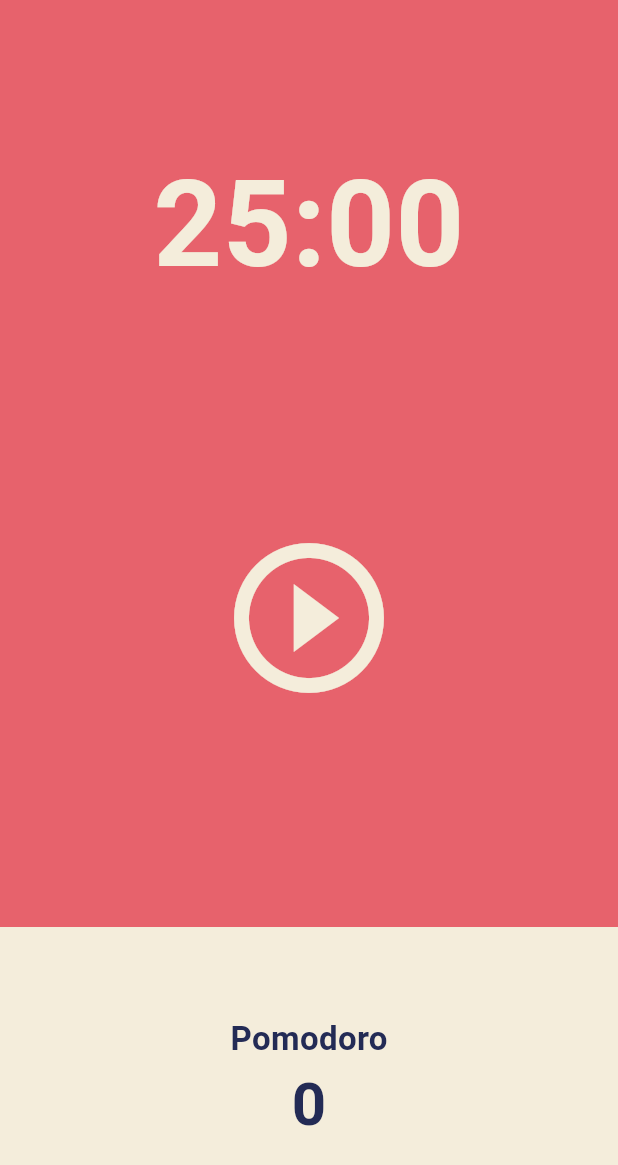
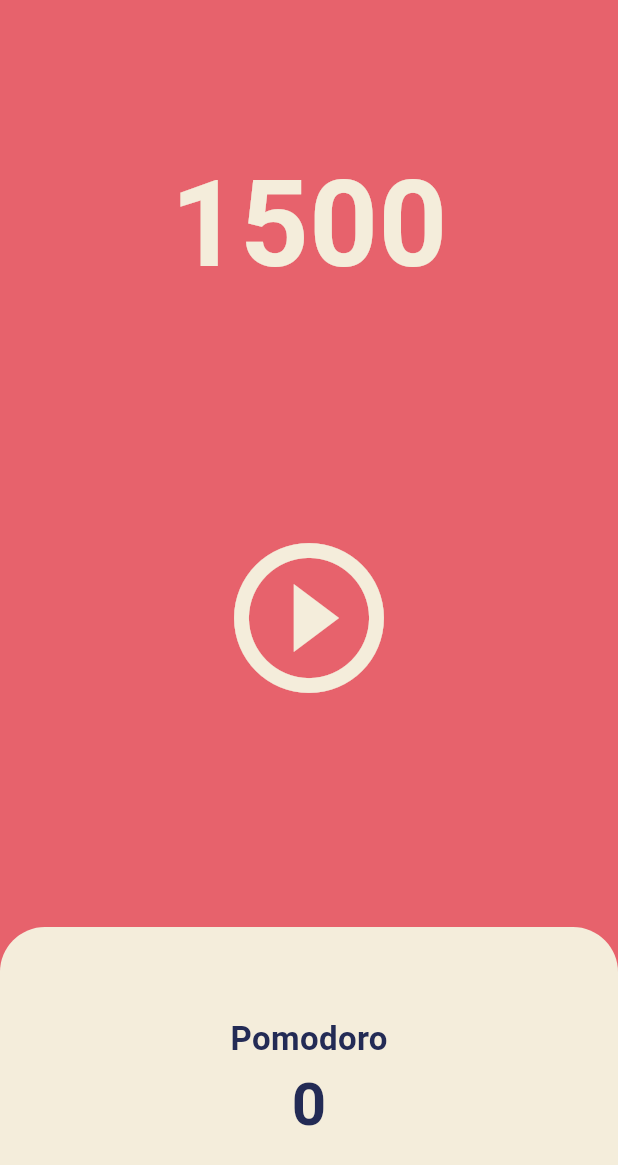
Before and after one commit to seoulsDohun/pomodoro, a Flutter app: the screen it shows after launch, after a tap on the "play circle outline" icon, on a phone screen of 412 x 824 dp. Shown: the top 1165 px of the screen. Run offline on Flutter 3.47's test engine with Material 3 defaults, Android fonts, the phone set to English and light mode, and no system bars.

Commit message:
재생이 안됨

```diff
--- a/lib/home_screen.dart
+++ b/lib/home_screen.dart
@@ -1,3 +1,5 @@
+import 'dart:async';
+
 import 'package:flutter/material.dart';
 
 class HomeScreen extends StatefulWidget {
@@ -10,6 +12,34 @@ class HomeScreen extends StatefulWidget {
 class _HomeScreenState extends State<HomeScreen> {
   @override
   Widget build(BuildContext context) {
+    int totalSeconds = 1500;
+    bool isRunning = false;
+    late Timer timer;
+
+    void onTick(Timer timer) {
+      setState(() {
+        totalSeconds -= 1;
+      });
+    }
+
+    // 시작 버튼 클릭 이벤트
+    void onStartPressed() {
+      print('onStartPressed $isRunning');
+      setState(() {
+        isRunning = true;
+      });
+      timer = Timer.periodic(const Duration(seconds: 1), onTick);
+    }
+
+    // 정지 버튼 클릭 이벤트
+    void onPausePressed() {
+      print('onStopPressed');
+      timer.cancel();
+      setState(() {
+        isRunning = false;
+      });
+    }
+
     return Scaffold(
       backgroundColor: Theme.of(context).colorScheme.background,
       body: Column(
@@ -19,7 +49,7 @@ class _HomeScreenState extends State<HomeScreen> {
             child: Container(
               alignment: Alignment.bottomCenter,
               child: Text(
-                '25:00',
+                '$totalSeconds',
                 style: TextStyle(
                   fontSize: 80,
                   fontWeight: FontWeight.w600,
@@ -34,9 +64,11 @@ class _HomeScreenState extends State<HomeScreen> {
               child: IconButton(
                 iconSize: 120,
                 color: Theme.of(context).cardColor,
-                onPressed: () {},
-                icon: const Icon(
-                  Icons.play_circle_outline,
+                onPressed: isRunning ? onPausePressed : onStartPressed,
+                icon: Icon(
+                  isRunning
+                      ? Icons.pause_circle_outline
+                      : Icons.play_circle_outline,
                 ),
               ),
             ),
@@ -49,6 +81,9 @@ class _HomeScreenState extends State<HomeScreen> {
                   child: Container(
                     decoration: BoxDecoration(
                       color: Theme.of(context).cardColor,
+                      borderRadius: const BorderRadius.vertical(
+                        top: Radius.circular(30),
+                      ),
                     ),
                     child: Column(
                       mainAxisAlignment: MainAxisAlignment.center,
```
